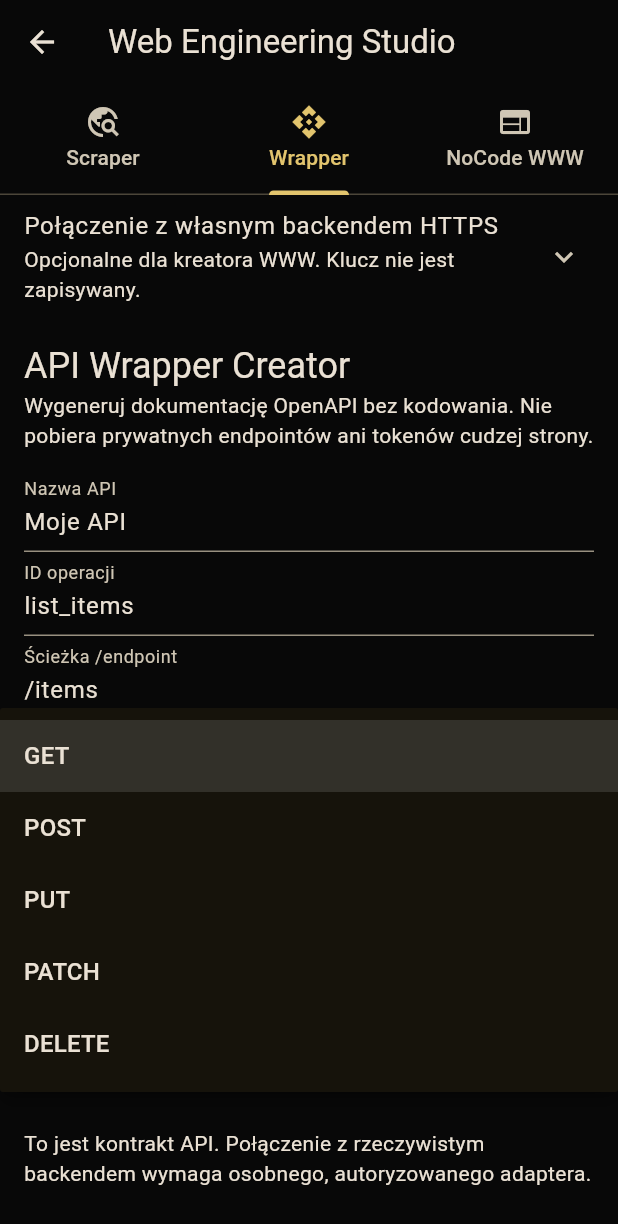
After one commit to mojealterego/Unthinkable-AI-, a Flutter app: the WebStudioScreen screen opened directly, tab 2 chosen, after a tap on "GET", on a phone screen of 412 x 824 dp. The commit adds this screen. Shown: the top 1224 px of the screen. Run offline on Flutter 3.47's test engine with Material 3 defaults, Android fonts, the phone set to English and light mode, and no system bars; our stand-ins replace file_picker, shared_preferences; accounts and stored records are empty.

Commit message:
feat(flutter/web): functional Scraper, API Wrapper and NoCode Builder Android UI

```diff
--- /dev/null
+++ b/lib/features/web_studio/web_studio_screen.dart
@@ -0,0 +1,522 @@
+import 'dart:convert';
+import 'package:flutter/material.dart';
+import 'package:flutter/services.dart';
+import 'package:shared_preferences/shared_preferences.dart';
+
+import 'nocode_engine.dart';
+import 'web_studio_api.dart';
+
+class WebStudioScreen extends StatefulWidget {
+  const WebStudioScreen({super.key, this.client});
+  final WebStudioApi? client;
+  @override State<WebStudioScreen> createState() => _WebStudioScreenState();
+}
+
+class _WebStudioScreenState extends State<WebStudioScreen> {
+  final server = TextEditingController();
+  final secret = TextEditingController();
+  late final WebStudioApi api;
+
+  @override
+  void initState() {
+    super.initState();
+    api = widget.client ?? WebStudioApi();
+  }
+
+  @override
+  void dispose() {
+    server.dispose();
+    secret.clear();
+    secret.dispose();
+    api.close();
+    super.dispose();
+  }
+
+  @override
+  Widget build(BuildContext context) => DefaultTabController(
+    length: 3,
+    child: Scaffold(
+      appBar: AppBar(
+        title: const Text('Web Engineering Studio'),
+        bottom: const TabBar(tabs: [
+          Tab(icon: Icon(Icons.travel_explore), text: 'Scraper'),
+          Tab(icon: Icon(Icons.api), text: 'Wrapper'),
+          Tab(icon: Icon(Icons.web), text: 'NoCode WWW'),
+        ]),
+      ),
+      body: SafeArea(child: Column(children: [
+        ExpansionTile(
+          title: const Text('Połączenie z własnym backendem HTTPS'),
+          subtitle: const Text('Opcjonalne dla kreatora WWW. Klucz nie jest zapisywany.'),
+          childrenPadding: const EdgeInsets.all(12),
+          children: [
+            TextField(
+              key: const Key('web_server_url'),
+              controller: server,
+              decoration: const InputDecoration(
+                labelText: 'Adres serwera HTTPS',
+                hintText: 'https://moj-serwer.example',
+                border: OutlineInputBorder(),
+              ),
+            ),
+            const SizedBox(height: 10),
+            TextField(
+              key: const Key('web_server_key'),
+              controller: secret,
+              obscureText: true,
+              enableSuggestions: false,
+              autocorrect: false,
+              decoration: const InputDecoration(
+                labelText: 'Klucz API serwera',
+                border: OutlineInputBorder(),
+              ),
+            ),
+          ],
+        ),
+        Expanded(child: TabBarView(children: [
+          _ScraperPanel(api: api, server: server, secret: secret),
+          _WrapperPanel(api: api, server: server, secret: secret),
+          const _NoCodePanel(),
+        ])),
+      ])),
+    ),
+  );
+}
+
+class _ScraperPanel extends StatefulWidget {
+  const _ScraperPanel({required this.api, required this.server, required this.secret});
+  final WebStudioApi api;
+  final TextEditingController server, secret;
+  @override State<_ScraperPanel> createState() => _ScraperPanelState();
+}
+
+class _ScraperPanelState extends State<_ScraperPanel> {
+  final url = TextEditingController();
+  final html = TextEditingController();
+  Map<String, dynamic>? result;
+  String? error;
+  bool busy = false;
+
+  Future<void> inspect() async {
+    if (busy) return;
+    setState(() { busy = true; error = null; result = null; });
+    try {
+      final value = await widget.api.inspect(
+        server: widget.server.text, apiKey: widget.secret.text,
+        url: url.text, html: html.text,
+      );
+      if (mounted) setState(() => result = value);
+    } on FormatException catch (exception) {
+      if (mounted) setState(() => error = exception.message);
+    } on WebStudioException catch (exception) {
+      if (mounted) setState(() => error = exception.message);
+    } on Object {
+      if (mounted) setState(() => error = 'Nie można przeprowadzić analizy strony.');
+    } finally {
+      if (mounted) setState(() => busy = false);
+    }
+  }
+
+  @override void dispose() {
+    url.dispose(); html.dispose(); super.dispose();
+  }
+
+  @override
+  Widget build(BuildContext context) => ListView(
+    padding: const EdgeInsets.all(16),
+    children: [
+      Text('Web Scraper', style: Theme.of(context).textTheme.headlineSmall),
+      const Text('Analizuje strukturę stron, do których masz uprawnienia. '
+          'Bez wykonywania skryptów i odczytu prywatnego backendu.'),
+      const SizedBox(height: 12),
+      TextField(
+        key: const Key('scraper_url'), controller: url,
+        keyboardType: TextInputType.url,
+        decoration: const InputDecoration(
+          labelText: 'Adres dozwolonej strony HTTPS',
+          border: OutlineInputBorder(),
+        ),
+      ),
+      const SizedBox(height: 12),
+      TextField(
+        key: const Key('scraper_html'), controller: html,
+        minLines: 3, maxLines: 6,
+        decoration: const InputDecoration(
+          labelText: 'Lub wklej HTML do analizy (bez pobierania z sieci)',
+          border: OutlineInputBorder(),
+        ),
+      ),
+      const SizedBox(height: 12),
+      FilledButton.icon(
+        key: const Key('scraper_inspect'),
+        onPressed: busy ? null : inspect,
+        icon: const Icon(Icons.fact_check_outlined),
+        label: Text(busy ? 'Analizuję…' : 'Analizuj strukturę'),
+      ),
+      if (_status(error) != null) Text(_status(error)!),
+      if (result != null) ...[
+        const Divider(height: 30),
+        Text('Tytuł: ' + (result!['title'] ?? '').toString(),
+            style: Theme.of(context).textTheme.titleLarge),
+        Text('Formularze: ' + (result!['forms_count'] ?? 0).toString()),
+        Text('Nagłówki', style: Theme.of(context).textTheme.titleMedium),
+        for (final heading in (result!['headings'] as List? ?? []))
+          if (heading is Map) ListTile(
+            title: Text((heading['text'] ?? '').toString()),
+            subtitle: Text((heading['level'] ?? '').toString()),
+          ),
+        Text('Linki', style: Theme.of(context).textTheme.titleMedium),
+        for (final link in (result!['links'] as List? ?? []).take(20))
+          if (link is Map) ListTile(
+            title: Text((link['text'] ?? 'Link').toString()),
+            subtitle: Text((link['href'] ?? '').toString()),
+          ),
+        const Text('Raport nie zawiera kluczy dostępu ani ukrytego kodu serwera.'),
+      ],
+    ],
+  );
+
+  String? _status(String? value) => value;
+}
+
+class _WrapperPanel extends StatefulWidget {
+  const _WrapperPanel({required this.api, required this.server, required this.secret});
+  final WebStudioApi api;
+  final TextEditingController server, secret;
+  @override State<_WrapperPanel> createState() => _WrapperPanelState();
+}
+
+class _WrapperPanelState extends State<_WrapperPanel> {
+  final title = TextEditingController(text: 'Moje API');
+  final opId = TextEditingController(text: 'list_items');
+  final opPath = TextEditingController(text: '/items');
+  final summary = TextEditingController(text: 'Lista elementów');
+  final operations = <WrapperOperation>[];
+  String method = 'GET';
+  String? error;
+  String? document;
+  bool busy = false;
+
+  void add() {
+    final next = WrapperOperation(
+      name: opId.text.trim(), method: method,
+      path: opPath.text.trim(), summary: summary.text.trim(),
+    );
+    try {
+      buildOpenApi(title.text, [...operations, next]);
+      setState(() { operations.add(next); error = null; document = null; });
+    } on FormatException catch (e) {
+      setState(() => error = e.message);
+    }
+  }
+
+  Future<void> export() async {
+    try {
+      final data = buildOpenApi(title.text, operations);
+      final json = const JsonEncoder.withIndent('  ').convert(data);
+      await Clipboard.setData(ClipboardData(text: json));
+      if (mounted) setState(() { document = json; error = null; });
+    } on FormatException catch (e) {
+      setState(() => error = e.message);
+    }
+  }
+
+  Future<void> verify() async {
+    if (busy) return;
+    setState(() { busy = true; error = null; });
+    try {
+      final answer = await widget.api.wrapper(
+        server: widget.server.text, apiKey: widget.secret.text,
+        title: title.text, operations: operations,
+      );
+      if (mounted) setState(() => document =
+        const JsonEncoder.withIndent('  ').convert(answer));
+    } on FormatException catch (e) {
+      if (mounted) setState(() => error = e.message);
+    } on WebStudioException catch (e) {
+      if (mounted) setState(() => error = e.message);
+    } on Object {
+      if (mounted) setState(() => error = 'Serwer nie zweryfikował kontraktu.');
+    } finally {
+      if (mounted) setState(() => busy = false);
+    }
+  }
+
+  @override void dispose() {
+    title.dispose(); opId.dispose(); opPath.dispose(); summary.dispose(); super.dispose();
+  }
+
+  @override Widget build(BuildContext context) => ListView(
+    padding: const EdgeInsets.all(16),
+    children: [
+      Text('API Wrapper Creator', style: Theme.of(context).textTheme.headlineSmall),
+      const Text('Wygeneruj dokumentację OpenAPI bez kodowania. '
+          'Nie pobiera prywatnych endpointów ani tokenów cudzej strony.'),
+      const SizedBox(height: 12),
+      TextField(key: const Key('wrapper_title'), controller: title,
+        decoration: const InputDecoration(labelText: 'Nazwa API')),
+      TextField(key: const Key('wrapper_operation_id'), controller: opId,
+        decoration: const InputDecoration(labelText: 'ID operacji')),
+      TextField(key: const Key('wrapper_path'), controller: opPath,
+        decoration: const InputDecoration(labelText: 'Ścieżka /endpoint')),
+      DropdownButton<String>(
+        key: const Key('wrapper_method'), value: method, isExpanded: true,
+        items: const ['GET', 'POST', 'PUT', 'PATCH', 'DELETE']
+          .map((name) => DropdownMenuItem(value: name, child: Text(name))).toList(),
+        onChanged: (value) => setState(() => method = value ?? method),
+      ),
+      TextField(key: const Key('wrapper_summary'), controller: summary,
+        decoration: const InputDecoration(labelText: 'Opis operacji')),
+      const SizedBox(height: 12),
+      OutlinedButton.icon(
+        key: const Key('wrapper_add'), onPressed: add,
+        icon: const Icon(Icons.add), label: const Text('Dodaj operację'),
+      ),
+      for (final op in operations)
+        ListTile(
+          title: Text(op.method + ' ' + op.path),
+          subtitle: Text(op.name + ' — ' + op.summary),
+          trailing: IconButton(
+            tooltip: 'Usuń operację',
+            onPressed: () => setState(() { operations.remove(op); document = null; }),
+            icon: const Icon(Icons.delete_outline),
+          ),
+        ),
+      FilledButton.icon(
+        key: const Key('wrapper_export'), onPressed: export,
+        icon: const Icon(Icons.content_copy), label: const Text('Eksport OpenAPI JSON'),
+      ),
+      TextButton(
+        key: const Key('wrapper_backend_verify'),
+        onPressed: busy ? null : verify,
+        child: Text(busy ? 'Weryfikuję…' : 'Sprawdź kontrakt w backendzie'),
+      ),
+      if (error != null) Text(error!, style: TextStyle(color: Theme.of(context).colorScheme.error)),
+      if (document != null) SelectableText(document!, maxLines: 24),
+      const SizedBox(height: 12),
+      const Text('To jest kontrakt API. Połączenie z rzeczywistym backendem '
+          'wymaga osobnego, autoryzowanego adaptera.'),
+    ],
+  );
+}
+
+class _NoCodePanel extends StatefulWidget {
+  const _NoCodePanel();
+  @override State<_NoCodePanel> createState() => _NoCodePanelState();
+}
+
+class _NoCodePanelState extends State<_NoCodePanel> {
+  static const storage = 'unthinkable.webstudio.nocode.v1';
+  final name = TextEditingController(text: 'Moja strona');
+  final heading = TextEditingController(text: 'Witaj na mojej stronie');
+  final desc = TextEditingController(text: 'Profesjonalna strona bez kodowania');
+  final itemTitle = TextEditingController();
+  final itemDescription = TextEditingController();
+  final itemLink = TextEditingController(text: '/kontakt');
+  final blocks = <SiteBlock>[];
+  SiteBlockKind blockType = SiteBlockKind.feature;
+  String accent = '#876BFF';
+  String background = '#0B0A11';
+  String? error;
+  bool preview = false;
+
+  @override void initState() {
+    super.initState();
+    _load();
+  }
+
+  Future<void> _load() async {
+    try {
+      final preferences = await SharedPreferences.getInstance();
+      final saved = preferences.getString(storage);
+      if (saved != null) {
+        final value = NoCodeSite.fromJson(
+            jsonDecode(saved) as Map<String, dynamic>);
+        value.validate();
+        if (mounted) setState(() {
+          name.text = value.name;
+          heading.text = value.heading;
+          desc.text = value.description;
+          accent = value.accent;
+          background = value.background;
+          blocks.addAll(value.blocks);
+        });
+      }
+    } on Object {
+      if (mounted) setState(() => error = 'Nie udało się odczytać zapisanej strony.');
+    }
+  }
+
+  NoCodeSite _design() => NoCodeSite(
+    name: name.text.trim(), heading: heading.text.trim(),
+    description: desc.text.trim(), accent: accent,
+    background: background, blocks: List.of(blocks),
+  );
+
+  void addBlock() {
+    try {
+      final entry = SiteBlock(
+        kind: blockType, text: itemTitle.text.trim(),
+        subtitle: blockType == SiteBlockKind.feature ? itemDescription.text.trim() : '',
+        link: blockType == SiteBlockKind.button ? itemLink.text.trim() : '',
+      );
+      final updated = _design();
+      NoCodeSite(
+        name: updated.name, heading: updated.heading,
+        description: updated.description, accent: updated.accent,
+        background: updated.background, blocks: [...blocks, entry],
+      ).validate();
+      setState(() { blocks.add(entry); error = null; preview = true; });
+      itemTitle.clear();
+      itemDescription.clear();
+    } on FormatException catch (e) {
+      setState(() => error = e.message);
+    }
+  }
+
+  Future<void> save() async {
+    try {
+      final site = _design();
+      site.validate();
+      final preferences = await SharedPreferences.getInstance();
+      final done = await preferences.setString(storage, jsonEncode(site.toJson()));
+      if (!done) throw const FormatException('Zapis nie został przyjęty.');
+      if (mounted) setState(() { preview = true; error = null; });
+    } on Object {
+      if (mounted) setState(() => error = 'Nie udało się zapisać projektu.');
+    }
+  }
+
+  Future<void> export() async {
+    try {
+      final html = _design().toHtml();
+      await Clipboard.setData(ClipboardData(text: html));
+      if (mounted) setState(() { preview = true; error = null; });
+    } on FormatException catch (e) {
+      setState(() => error = e.message);
+    }
+  }
+
+  @override void dispose() {
+    name.dispose(); heading.dispose(); desc.dispose();
+    itemTitle.dispose(); itemDescription.dispose(); itemLink.dispose();
+    super.dispose();
+  }
+
+  @override Widget build(BuildContext context) {
+    final shade = int.parse(accent.substring(1), radix: 16) | 0xFF000000;
+    return ListView(padding: const EdgeInsets.all(16), children: [
+      Text('Website Creator NoCode', style: Theme.of(context).textTheme.headlineSmall),
+      const Text('Projektuj stronę z bloków. Zapis lokalny i eksport HTML działają bez serwera.'),
+      const SizedBox(height: 12),
+      TextField(key: const Key('web_site_name'), controller: name,
+        decoration: const InputDecoration(labelText: 'Nazwa strony'),
+        onChanged: (_) => setState(() {})),
+      TextField(key: const Key('web_site_heading'), controller: heading,
+        decoration: const InputDecoration(labelText: 'Nagłówek główny'),
+        onChanged: (_) => setState(() {})),
+      TextField(key: const Key('web_site_description'), controller: desc,
+        decoration: const InputDecoration(labelText: 'Podtytuł'),
+        onChanged: (_) => setState(() {})),
+      const SizedBox(height: 10),
+      Wrap(spacing: 7, children: [
+        for (final theme in [
+          ('Fiolet', '#876BFF'), ('Złoto', '#D4AF37'), ('Błękit', '#67C7FF'),
+        ])
+          ChoiceChip(
+            label: Text(theme.$1), selected: accent == theme.$2,
+            onSelected: (_) => setState(() => accent = theme.$2),
+          ),
+      ]),
+      const Divider(height: 26),
+      Text('Elementy strony', style: Theme.of(context).textTheme.titleMedium),
+      DropdownButton<SiteBlockKind>(
+        key: const Key('nocode_block_type'), isExpanded: true, value: blockType,
+        items: const [
+          DropdownMenuItem(value: SiteBlockKind.feature, child: Text('Karta / zaleta')),
+          DropdownMenuItem(value: SiteBlockKind.paragraph, child: Text('Akapit tekstowy')),
+          DropdownMenuItem(value: SiteBlockKind.button, child: Text('Przycisk / link')),
+        ],
+        onChanged: (value) => setState(() => blockType = value ?? blockType),
+      ),
+      TextField(key: const Key('nocode_block_title'), controller: itemTitle,
+        decoration: const InputDecoration(labelText: 'Tekst elementu')),
+      if (blockType == SiteBlockKind.feature)
+        TextField(controller: itemDescription,
+          decoration: const InputDecoration(labelText: 'Opis karty')),
+      if (blockType == SiteBlockKind.button)
+        TextField(controller: itemLink,
+          decoration: const InputDecoration(labelText: 'Docelowy adres HTTPS / ścieżka')),
+      OutlinedButton.icon(
+        key: const Key('nocode_add_block'), onPressed: addBlock,
+        icon: const Icon(Icons.add_box_outlined), label: const Text('Dodaj element'),
+      ),
+      for (final block in blocks)
+        Card(child: ListTile(
+          title: Text(block.text), subtitle: Text(block.kind.name + ' • ' + block.subtitle),
+          trailing: IconButton(
+            tooltip: 'Usuń element',
+            onPressed: () => setState(() => blocks.remove(block)),
+            icon: const Icon(Icons.delete_outline),
+          ),
+        )),
+      Row(children: [
+        Expanded(child: OutlinedButton(
+          key: const Key('nocode_save'), onPressed: save,
+          child: const Text('Zapisz projekt'),
+        )),
+        const SizedBox(width: 8),
+        Expanded(child: FilledButton(
+          key: const Key('nocode_export'), onPressed: export,
+          child: const Text('Kopiuj HTML'),
+        )),
+      ]),
+      if (error != null) Text(error!, style: TextStyle(color: Theme.of(context).colorScheme.error)),
+      const SizedBox(height: 22),
+      if (preview || heading.text.isNotEmpty) ...[
+        Text('Podgląd mobilny', style: Theme.of(context).textTheme.titleMedium),
+        const SizedBox(height: 8),
+        Container(
+          key: const Key('nocode_preview'),
+          decoration: BoxDecoration(
+            color: Color(int.parse(background.substring(1), radix: 16) | 0xFF000000),
+            borderRadius: BorderRadius.circular(18),
+            border: Border.all(color: Colors.white24),
+          ),
+          padding: const EdgeInsets.all(24),
+          child: Column(crossAxisAlignment: CrossAxisAlignment.start, children: [
+            Text(name.text, style: const TextStyle(color: Colors.white70)),
+            const SizedBox(height: 14),
+            Text(heading.text, style: const TextStyle(
+              fontWeight: FontWeight.w800, color: Colors.white, fontSize: 27)),
+            const SizedBox(height: 9),
+            Text(desc.text, style: const TextStyle(color: Colors.white70)),
+            for (final b in blocks)
+              Padding(
+                padding: const EdgeInsets.only(top: 14),
+                child: b.kind == SiteBlockKind.button
+                    ? Container(
+                        padding: const EdgeInsets.all(12),
+                        decoration: BoxDecoration(
+                          color: Color(shade), borderRadius: BorderRadius.circular(12)),
+                        child: Text(b.text, style: const TextStyle(color: Colors.black)),
+                      )
+                    : Card(child: Padding(
+                        padding: const EdgeInsets.all(14),
+                        child: Column(crossAxisAlignment: CrossAxisAlignment.start, children: [
+                          Text(b.text, style: const TextStyle(
+                              fontWeight: FontWeight.bold, color: Colors.white)),
+                          if (b.subtitle.isNotEmpty)
+                            Text(b.subtitle, style: const TextStyle(color: Colors.white70)),
+                        ]),
+                      )),
+              ),
+          ]),
+        ),
+      ],
+      const SizedBox(height: 18),
+      const Text('Eksport tworzy samodzielny plik HTML. Hosting, baza danych '
+          'i publikacja w Internecie wymagają dodatkowych integracji.'),
+    ]);
+  }
+}
--- a/lib/main.dart
+++ b/lib/main.dart
@@ -1,3 +1,4 @@
+import 'features/web_studio/web_studio_screen.dart';
 import 'features/tools/ai_tools_screen.dart';
 import 'features/virtual_number/virtual_number_screen.dart';
 import 'features/diffusion/model_library_screen.dart';
@@ -182,6 +183,16 @@ class DomainScreen extends StatelessWidget {
             label: const Text('Otwórz katalog Narzędzi AI'),
           ),
         ],
+        if (domain.code == 'WEB') ...[
+          const SizedBox(height: 16),
+          FilledButton.icon(
+            onPressed: () => Navigator.of(context).push(
+              MaterialPageRoute<void>(builder: (_) => const WebStudioScreen()),
+            ),
+            icon: const Icon(Icons.web_outlined),
+            label: const Text('Otwórz Web Studio: Scraper / Wrapper / NoCode'),
+          ),
+        ],
         if (domain.code == 'CHAT') ...[
           const SizedBox(height: 16),
           FilledButton.icon(
```
